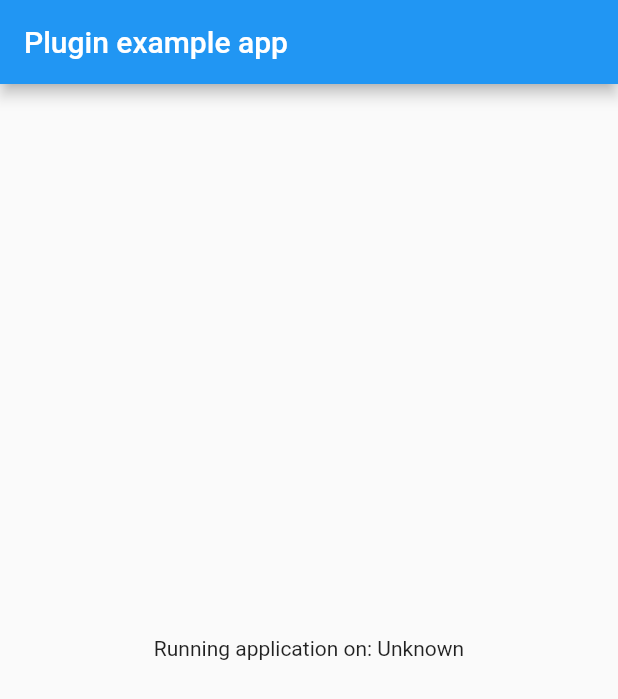
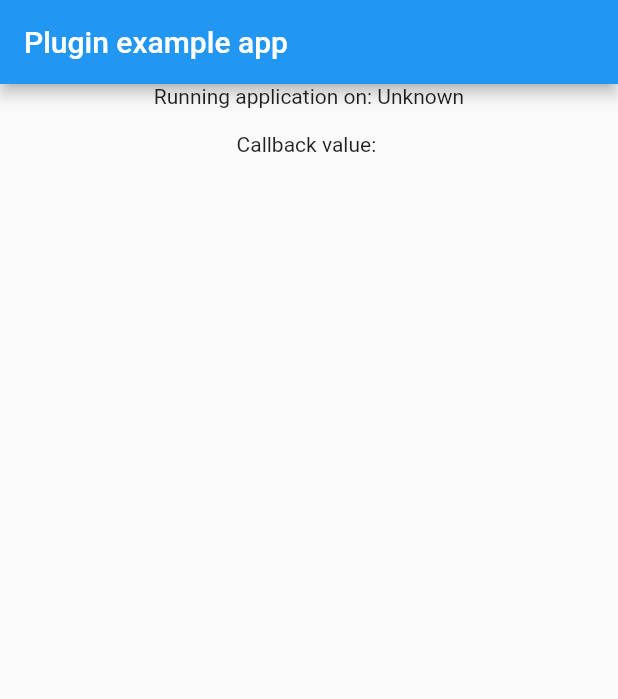
Before and after one commit to erancihan/MyFlutterNativeApp, a Flutter app: the screen it shows after launch, on a phone screen of 412 x 824 dp. Shown: the top 699 px of the screen. Run offline on Flutter 3.47's test engine with Material 2 defaults, Android fonts, the phone set to English and light mode, and no system bars.

Commit message:
count up practice with async timer and callback

```diff
--- a/interface/lib/main.dart
+++ b/interface/lib/main.dart
@@ -14,11 +14,15 @@ class MyApp extends StatefulWidget {
 }
 
 class _MyAppState extends State<MyApp> {
+  App _app;
+
   String _platformVersion = 'Unknown';
+  String _callbackValue = '';
 
   @override
   void initState() {
     super.initState();
+
     initPlatformState();
   }
 
@@ -27,7 +31,7 @@ class _MyAppState extends State<MyApp> {
     String platformVersion;
     // Platform messages may fail, so we use a try/catch PlatformException.
     try {
-      platformVersion = await Myapp.platformVersion;
+      platformVersion = await App.platformVersion;
     } on PlatformException {
       platformVersion = 'Failed to get platform version.';
     }
@@ -36,6 +40,16 @@ class _MyAppState extends State<MyApp> {
     // message was in flight, we want to discard the reply rather than calling
     // setState to update our non-existent appearance.
     if (!mounted) return;
+
+    _app = new App();
+    _app.callback = (result) {
+      print(result);
+
+      setState(() {
+        _callbackValue = result.toString();
+      });
+    };
+    _app.startTimer();
 
     setState(() {
       _platformVersion = platformVersion;
@@ -49,9 +63,14 @@ class _MyAppState extends State<MyApp> {
         appBar: AppBar(
           title: const Text('Plugin example app'),
         ),
-        body: Center(
-          child: Text('Running application on: $_platformVersion\n'),
-        ),
+        body: Column(children: [
+          Center(
+            child: Text('Running application on: $_platformVersion\n'),
+          ),
+          Center(
+            child: Text('Callback value: $_callbackValue'),
+          )
+        ]),
       ),
     );
   }
--- a/lib/myapp.dart
+++ b/lib/myapp.dart
@@ -1,14 +1,33 @@
-
 import 'dart:async';
+import 'dart:io';
 
 import 'package:flutter/services.dart';
 
-class Myapp {
-  static const MethodChannel _channel =
-      const MethodChannel('myapp');
+class App {
+  static const MethodChannel _channel = const MethodChannel('myapp');
+
+  void Function(int resp) _callback;
+
+  int _count = 0;
+
+  Future<void> startTimer() async {
+    new Timer.periodic(const Duration(seconds: 1), (Timer timer) {
+      _callback.call(_count);
+
+      if (_count == 10) {
+        timer.cancel();
+      }
+      _count++;
+    });
+  }
 
   static Future<String> get platformVersion async {
     final String version = await _channel.invokeMethod('getPlatformVersion');
+
     return version;
   }
+
+  set callback(void Function(int) callback) {
+    _callback = callback;
+  }
 }
```
